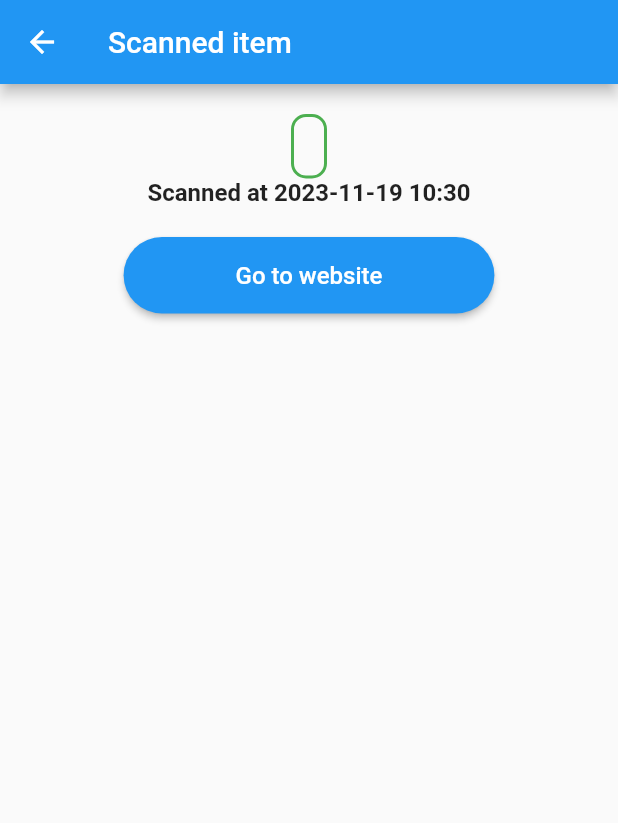
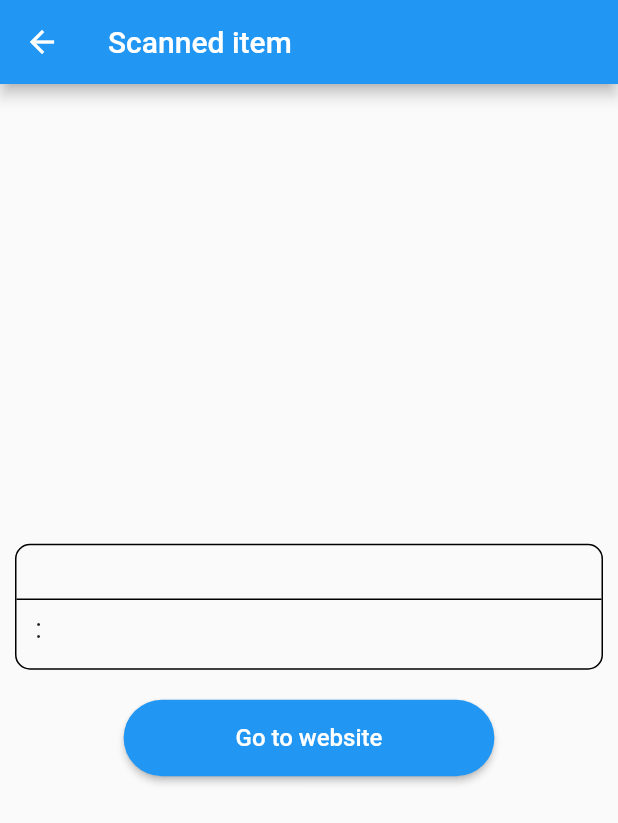
Before and after one commit to Elofsson/qr_scanner, a Flutter app: the DisplayItem screen opened directly with empty values, on a phone screen of 412 x 824 dp. Shown: the top 823 px of the screen. Run offline on Flutter 3.47's test engine with Material 2 defaults, Android fonts, the phone set to English and light mode, and no system bars; missing offline and left inert: mobile_scanner.

Commit message:
Improved the UI of a scanned item. ALso broke out some of the UI so it can be reused in other pages

```diff
--- a/lib/display_item.dart
+++ b/lib/display_item.dart
@@ -21,33 +21,10 @@ class DisplayItem extends StatelessWidget {
         height: MediaQuery.of(context).size.height,
         padding: const EdgeInsets.fromLTRB(10, 20, 10, 20),
         alignment: Alignment.center,
-        child:
-        Column(
-          mainAxisAlignment: MainAxisAlignment.start,
-          //crossAxisAlignment: CrossAxisAlignment.stretch,
+        child: Column(
+          mainAxisAlignment: MainAxisAlignment.center,
           children: [
-            Container(
-              //margin: const EdgeInsets.fromLTRB(20, 10, 20, 10),
-              padding: const EdgeInsets.all(10.0),
-              decoration: BoxDecoration(
-                borderRadius: BorderRadius.circular(10.0),
-                border: Border.all(
-                  color: Colors.green, // Border color
-                  width: 2.0,
-                ),
-              ),
-              child: Text(
-                  barcode.value,
-                  style: const TextStyle(fontSize: 16.0, fontWeight: FontWeight.bold),
-                ),
-            ),
-            Text(
-              "Scanned at ${getTimestamp()}",
-              style: const TextStyle(
-                fontSize: 16.0,
-                fontWeight: FontWeight.bold
-              )
-            ),
+            ScannedItemData(item: barcode),
             const SizedBox(height: 20,),
             SizedBox(
               width: MediaQuery.of(context).size.width * 0.6,
--- a/lib/ui/scanned_item.dart
+++ b/lib/ui/scanned_item.dart
@@ -5,23 +5,106 @@ import 'package:flutter/widgets.dart';
 
 import '../utils/utils.dart';
 
+//Basic class for holding the data. Should probably be moved to a model folder / file.
 class Item {
   final String type;
   final String value;
+  final String timeStamp;
 
-  Item({required this.type, required this.value});
+  Item({required this.type, required this.value, required this.timeStamp});
 
   bool isEmpty() {
-    return type.isEmpty && value.isEmpty;
+    return type.isEmpty && value.isEmpty || timeStamp.isEmpty;
   }
 }
 
-class ScannedItem extends StatelessWidget {
+abstract class ScannedItemBase extends StatelessWidget {
+  //Data for UI.
+  final double borderWidth = 1.0;
+  final Color borderColor = Colors.black;
+
+  //Data to display.
   final Item item;
+
+  const ScannedItemBase({super.key, required this.item});
+}
+
+//Widget for displaying the data without a number.
+class ScannedItemData extends ScannedItemBase {
+
+  //If this is not set to true, the item will not be wrapped with a border.
+  final bool fullBorder;
+  const ScannedItemData({super.key, required super.item, this.fullBorder = true});
+
+  @override
+  Widget build(BuildContext context) {
+
+    Decoration decoration;
+    if(fullBorder) {
+      decoration = BoxDecoration(
+          borderRadius: BorderRadius.circular(10.0),  //TODO make this as a variable in the base calass aswell?
+          border: Border.all(
+            color: borderColor, // Border color
+            width: borderWidth,
+          ),
+        );
+    } else {
+      decoration = BoxDecoration(
+              border: Border(
+                left: BorderSide(
+                  color: borderColor, // Border color
+                  width: borderWidth,
+                ),
+              ),
+            );
+    }
+
+    return Container(
+                decoration: decoration,
+                child: Column(
+                  crossAxisAlignment: CrossAxisAlignment.start,
+                  children: [
+                    Container(
+                      padding: const EdgeInsets.all(8),
+                      child: Text(
+                        item.timeStamp,
+                        style: const TextStyle(
+                          fontSize: 16.0,
+                          fontWeight: FontWeight.bold
+                        )
+                      ),
+                    ),
+                    Divider(
+                      height: 2.0,
+                      thickness: 1.0,
+                      color: borderColor,
+                    ),
+                    Container(
+                      padding: const EdgeInsets.all(8),
+                      child: Text(
+                        "${item.type} : ${item.value}",
+                        style: const TextStyle(fontSize: 18.0),
+                      ),
+                    ),
+                    const SizedBox(height: 8.0),
+                  ],
+                ),
+              );
+  }
+
+}
+
+//Widget for displaying scanned data, but formatted to be in a list and with a ontap method.
+class ScannedItem extends ScannedItemBase {
+
+  //UI data.
   final int number;
+
+  //Controllers.
   final void Function()? onTap;
-  const ScannedItem({super.key, required this.item, required this.number, required this.onTap});
+  const ScannedItem({super.key, required super.item, required this.number, required this.onTap});
 
+  //TODO add some color to the row.
   @override
   Widget build(BuildContext context) {
     return GestureDetector(
@@ -29,34 +112,40 @@ class ScannedItem extends StatelessWidget {
       child:
       Container(
         //margin: const EdgeInsets.fromLTRB(20, 10, 20, 10),
-        padding: const EdgeInsets.all(10.0),
+        //padding: const EdgeInsets.all(10.0),
+        width: MediaQuery.of(context).size.width * 0.9,
         decoration: BoxDecoration(
           borderRadius: BorderRadius.circular(10.0),
           border: Border.all(
-            color: Colors.green, // Border color
-            width: 2.0,
+            color: borderColor, // Border color
+            width: borderWidth,
           ),
         ),
-        child: Column(
-          children: [
-            Text(
-              "${item.type} : ${item.value}",
-              style: const TextStyle(fontSize: 18.0),
+        child:
+          Row(children: [
+            const SizedBox(width: 8,),
+            Container(
+
+              //color: Colors.blueAccent,
+              padding: const EdgeInsets.all(8),
+              decoration: BoxDecoration(
+                shape: BoxShape.circle,
+                border: Border.all(
+                  color: borderColor, // Border color
+                  width: borderWidth,
+                ),
+              ),
+              child:
+                Text(
+                  '$number',
+                  style: const TextStyle(fontSize: 16.0, fontWeight: FontWeight.bold),
+                ),
             ),
-            Text(
-              "Scanned at ${getTimestamp()}",
-              style: const TextStyle(
-                fontSize: 16.0,
-                fontWeight: FontWeight.bold
-              )
+            const SizedBox(width: 8,),
+            Expanded( //We dont want to use full border here since the wrapping container handles this here.
+              child: ScannedItemData(item: item, fullBorder: false,),
             ),
-            const SizedBox(height: 8.0),
-            Text(
-              'Number: $number',
-              style: const TextStyle(fontSize: 16.0, fontWeight: FontWeight.bold),
-            ),
-          ],
-        ),
+        ],)
       )
     );
   }
```
Also changed, not shown: lib/qr_scanner.dart (+15 -13 lines).
